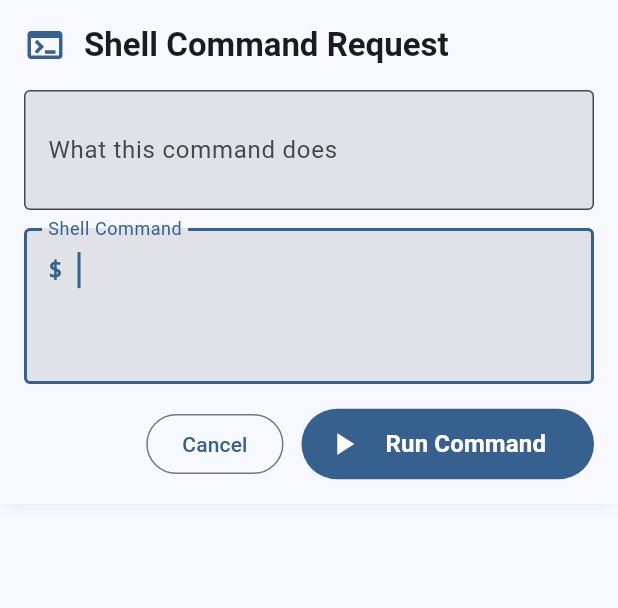
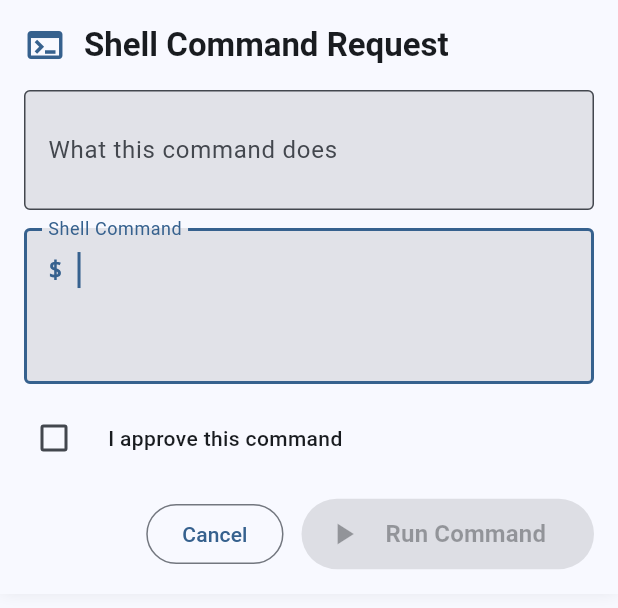
Before and after one commit to few-sh/fewshell, a Flutter app: the ActionApprovalOverlay widget shown alone on an empty page, opened directly with empty values, on a phone screen of 412 x 824 dp. Shown: the top 608 px of the screen. Run offline on Flutter 3.47's test engine with Material 3 defaults, Android fonts, the phone set to English and light mode, and no system bars; our stand-ins replace camera, drift, flutter_markdown, flutter_riverpod, flutter_secure_storage, freezed_annotation and 3 more; missing offline and left inert: apple_vision_recognize_text, dartssh2, flutter_gen_ai_chat_ui, llm_dart; accounts and stored records are empty; generated files the repository leaves out were written again.

Commit message:
Make sudo commands stand out in the approval workflow

```diff
--- a/decamp-app/lib/components/action_approval_overlay.dart
+++ b/decamp-app/lib/components/action_approval_overlay.dart
@@ -27,6 +27,7 @@ class _ActionApprovalOverlayState extends State<ActionApprovalOverlay>
   late AnimationController _animationController;
   late Animation<double> _slideAnimation;
   bool _isExecuting = false;
+  bool _isApproved = false;
 
   @override
   void initState() {
@@ -89,6 +90,7 @@ class _ActionApprovalOverlayState extends State<ActionApprovalOverlay>
   Widget build(BuildContext context) {
     final theme = Theme.of(context);
     final colorScheme = theme.colorScheme;
+    final isSudoRequired = widget.params['sudo_required'] as bool? ?? false;
 
     return SlideTransition(
       position: Tween<Offset>(
@@ -118,11 +120,37 @@ class _ActionApprovalOverlayState extends State<ActionApprovalOverlay>
                   Icon(Icons.terminal, color: colorScheme.primary, size: 28),
                   const SizedBox(width: 12),
                   Expanded(
-                    child: Text(
+                    child: Column(
+                      crossAxisAlignment: CrossAxisAlignment.start,
+                      children: [
+                        Text(
                           'Shell Command Request',
                           style: theme.textTheme.titleLarge?.copyWith(
                             fontWeight: FontWeight.bold,
                           ),
+                        ),
+                        if (isSudoRequired) ...[
+                          const SizedBox(height: 4),
+                          Row(
+                            children: [
+                              Icon(
+                                Icons.security,
+                                size: 16,
+                                color: colorScheme.error,
+                              ),
+                              const SizedBox(width: 4),
+                              Text(
+                                'REQUIRES SUDO',
+                                style: theme.textTheme.labelSmall?.copyWith(
+                                  color: colorScheme.error,
+                                  fontWeight: FontWeight.bold,
+                                  letterSpacing: 0.5,
+                                ),
+                              ),
+                            ],
+                          ),
+                        ],
+                      ],
                     ),
                   ),
                   if (_isExecuting)
@@ -153,25 +181,62 @@ class _ActionApprovalOverlayState extends State<ActionApprovalOverlay>
               const SizedBox(height: 12),
 
               // Command field (editable)
-              TextField(
+              Container(
+                decoration: isSudoRequired
+                    ? BoxDecoration(
+                        border: Border.all(
+                          color: colorScheme.error.withValues(alpha: 0.5),
+                          width: 2,
+                        ),
+                        borderRadius: BorderRadius.circular(4),
+                      )
+                    : null,
+                child: TextField(
                   controller: _commandController,
                   enabled: !_isExecuting,
                   decoration: InputDecoration(
-                  labelText: 'Shell Command',
+                    labelText: isSudoRequired
+                        ? 'Shell Command (will run with sudo)'
+                        : 'Shell Command',
                     border: const OutlineInputBorder(),
                     filled: true,
-                  fillColor: colorScheme.surfaceContainerHighest,
-                  prefixText: '\$ ',
+                    fillColor: isSudoRequired
+                        ? colorScheme.error.withValues(alpha: 0.05)
+                        : colorScheme.surfaceContainerHighest,
+                    prefixText: isSudoRequired ? 'sudo \$ ' : '\$ ',
                     prefixStyle: TextStyle(
                       fontFamily: 'monospace',
                       fontSize: 16,
-                    color: colorScheme.primary,
+                      color: isSudoRequired
+                          ? colorScheme.error
+                          : colorScheme.primary,
                       fontWeight: FontWeight.bold,
                     ),
                   ),
                   style: const TextStyle(fontFamily: 'monospace', fontSize: 16),
                   maxLines: 3,
                   autofocus: true,
+                ),
+              ),
+              const SizedBox(height: 12),
+
+              // Approval checkbox
+              CheckboxListTile(
+                value: _isApproved,
+                onChanged: _isExecuting
+                    ? null
+                    : (value) => setState(() => _isApproved = value ?? false),
+                title: Text(
+                  isSudoRequired
+                      ? 'I approve this command to run with sudo privileges'
+                      : 'I approve this command',
+                  style: theme.textTheme.bodyMedium?.copyWith(
+                    fontWeight: FontWeight.w500,
+                  ),
+                ),
+                controlAffinity: ListTileControlAffinity.leading,
+                contentPadding: EdgeInsets.zero,
+                dense: true,
               ),
               const SizedBox(height: 16),
 
@@ -185,7 +250,15 @@ class _ActionApprovalOverlayState extends State<ActionApprovalOverlay>
                   ),
                   const SizedBox(width: 12),
                   FilledButton.icon(
-                    onPressed: _isExecuting ? null : _handleExecute,
+                    onPressed: _isExecuting || !_isApproved
+                        ? null
+                        : _handleExecute,
+                    style: isSudoRequired
+                        ? FilledButton.styleFrom(
+                            backgroundColor: colorScheme.error,
+                            foregroundColor: colorScheme.onError,
+                          )
+                        : null,
                     icon: _isExecuting
                         ? const SizedBox(
                             width: 20,
@@ -195,14 +268,21 @@ class _ActionApprovalOverlayState extends State<ActionApprovalOverlay>
                               valueColor: AlwaysStoppedAnimation(Colors.white),
                             ),
                           )
-                        : const Icon(Icons.play_arrow, size: 24),
+                        : Icon(
+                            isSudoRequired ? Icons.security : Icons.play_arrow,
+                            size: 24,
+                          ),
                     label: Padding(
                       padding: const EdgeInsets.symmetric(
                         horizontal: 8,
                         vertical: 12,
                       ),
                       child: Text(
-                        _isExecuting ? 'Executing...' : 'Run Command',
+                        _isExecuting
+                            ? 'Executing...'
+                            : (isSudoRequired
+                                  ? 'Run with Sudo'
+                                  : 'Run Command'),
                         style: const TextStyle(
                           fontSize: 16,
                           fontWeight: FontWeight.bold,
--- a/decamp-app/lib/providers/chat_controller.dart
+++ b/decamp-app/lib/providers/chat_controller.dart
@@ -165,7 +165,6 @@ class ChatController extends StateNotifier<ChatState> {
             id: tc.id,
             actionName: tc.name,
             params: tc.params,
-            isSelected: true,
           );
         }).toList();
 
@@ -387,7 +386,6 @@ class ChatController extends StateNotifier<ChatState> {
               id: tc.id,
               actionName: tc.name,
               params: tc.params,
-              isSelected: true,
             );
           }).toList();
 
--- a/decamp-app/lib/services/ai_actions_config.dart
+++ b/decamp-app/lib/services/ai_actions_config.dart
@@ -544,10 +544,13 @@ AiActionConfig createAiActionsConfig(
             // Execute the command with or without sudo
             final Map<String, dynamic> result;
             if (sudoRequired) {
+              final sudoPasswordSecretId =
+                  currentSshSettings?.sudoPasswordSecretId ??
+                  currentSshSettings?.passwordSecretId;
               // Execute with sudo - requires sudo password in secrets
               result = await shellService.executeWithSudo(
                 command: command,
-                sudoPasswordSecretId: currentSshSettings?.sudoPasswordSecretId,
+                sudoPasswordSecretId: sudoPasswordSecretId,
               );
             } else {
               // Execute without sudo
--- a/decamp-app/lib/services/shell_service.dart
+++ b/decamp-app/lib/services/shell_service.dart
@@ -328,12 +328,13 @@ ${envExports}DECAMP_SECRETS
           '''
 bash -c "
 # Create unique askpass helper for this execution with secure permissions
-# Use umask to ensure file is created with 700 permissions (no race condition)
+# Use umask to ensure file is created with 600 permissions, then add execute
 (umask 077 && cat > $askpassPath <<'ASKPASS_EOF'
 #!/bin/sh
 echo \\\"\\\$SUDO_PASSWORD\\\"
 ASKPASS_EOF
 )
+chmod 700 $askpassPath
 
 # Source secrets and execute with sudo
 source <(cat <<'DECAMP_SECRETS'
```
Also changed, not shown: decamp-app/lib/components/multi_command_approval_overlay.dart (+46 -4 lines). Lines whose indentation alone changed are shown as unchanged.
